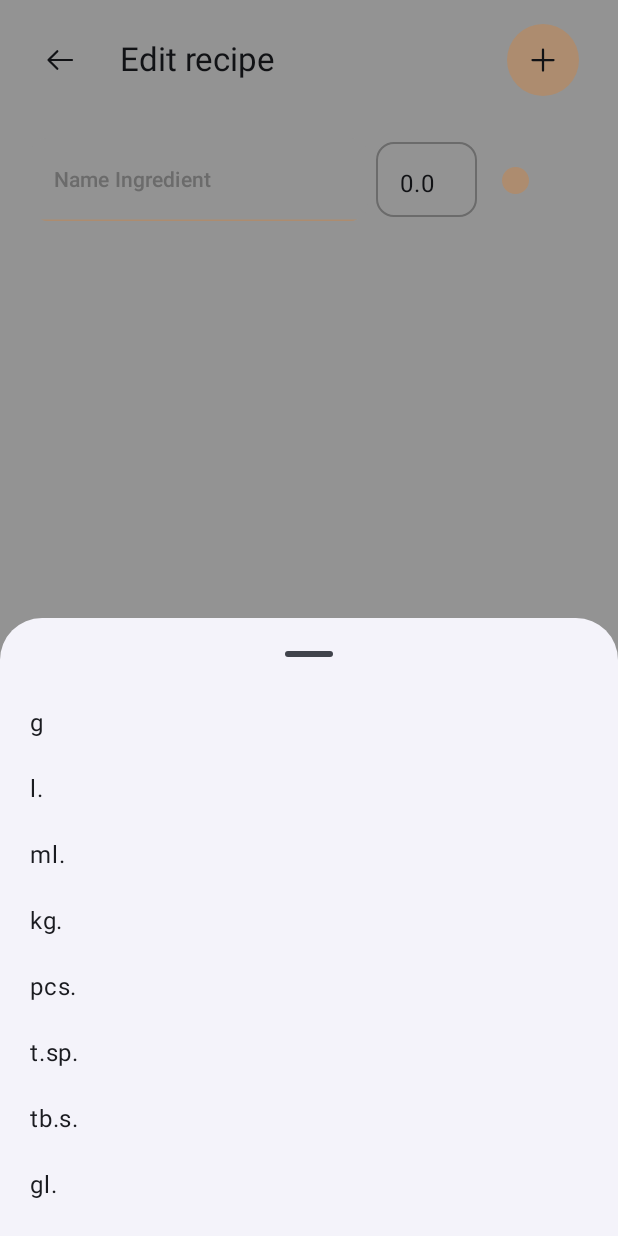
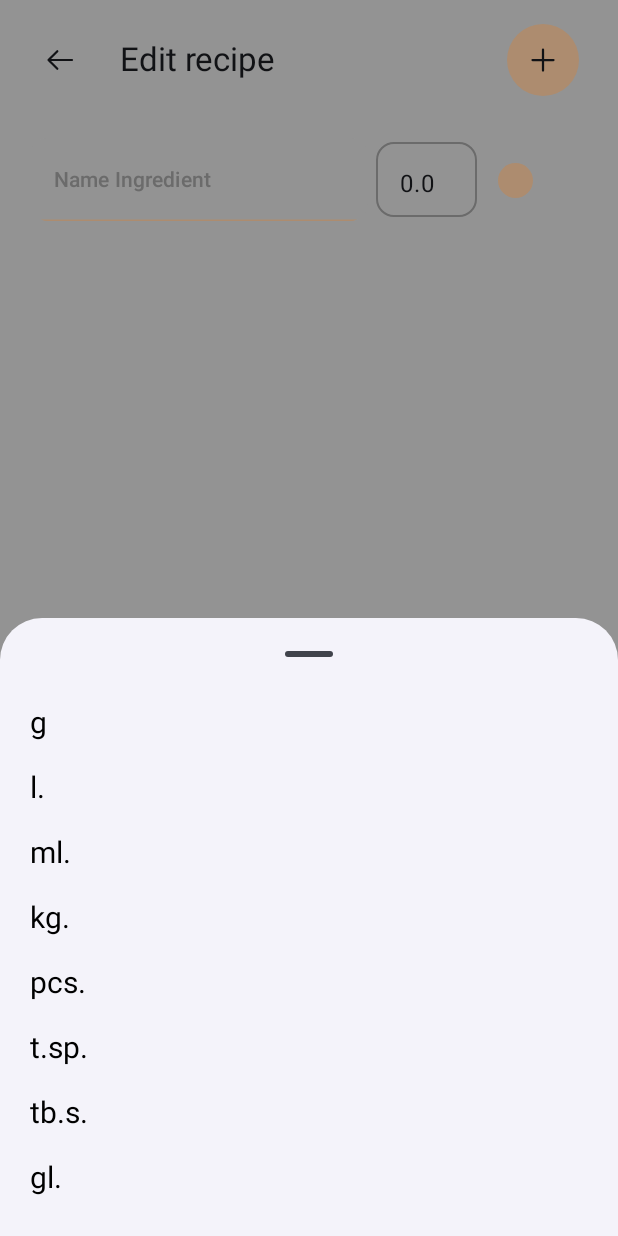
Before and after one commit to 070boroda/KitchenCalculator, an Android app built with Jetpack Compose: the composable RecipeUpdateScreen shown on its own in the app's theme, after a tap on "contentDescription", on a phone screen of 412 x 824 dp. Run offline under Robolectric (Android 15) with nearby library versions, the phone set to English and light mode, and no system bars; our stand-ins replace AdMob, Dagger/Hilt's generated code, Room's generated code, livedata-compose; libraries missing offline, so code that uses them is left out: com.android.billingclient, com.google.firebase.crashlytics; pictures from the network do not load; 8 statements that could not run were skipped; 2 other taps on this screen came first.

Commit message:
[CC-028] - refactor

```diff
--- a/app/src/main/java/com/zelianko/kitchencalculator/recipe_add_screen/RecipeAddScreen.kt
+++ b/app/src/main/java/com/zelianko/kitchencalculator/recipe_add_screen/RecipeAddScreen.kt
@@ -64,13 +64,14 @@ import androidx.compose.ui.platform.LocalContext
 import androidx.compose.ui.res.colorResource
 import androidx.compose.ui.res.stringResource
 import androidx.compose.ui.res.vectorResource
+import androidx.compose.ui.text.TextStyle
 import androidx.compose.ui.text.input.KeyboardType
 import androidx.compose.ui.unit.dp
+import androidx.compose.ui.unit.sp
 import androidx.hilt.navigation.compose.hiltViewModel
 import coil.compose.AsyncImage
 import com.zelianko.kitchencalculator.R
 import com.zelianko.kitchencalculator.constants.StringConstants
-import com.zelianko.kitchencalculator.constants.StringConstants.Companion.MONTHLY
 import com.zelianko.kitchencalculator.google_ads.GoogleBannerAd
 import com.zelianko.kitchencalculator.subscriptions.BillingViewModel
 import com.zelianko.kitchencalculator.util.Routes
@@ -445,7 +446,7 @@ fun IngredientsRow(
                     imageVector = Icons.Filled.Check,
                     contentDescription = "contentDescription",
                     modifier = Modifier
-                        .size(18.dp)
+                        .size(23.dp)
                         .background(colorResource(id = R.color.orange_primary), CircleShape)
                         .padding(2.dp),
                     tint = colorResource(id = R.color.orange_primary)
@@ -540,14 +541,20 @@ fun WeightList(
                         imageVector = Icons.Filled.Check,
                         contentDescription = "contentDescription",
                         modifier = Modifier
-                            .size(10.dp)
+                            .size(14.dp)
                             .background(colorResource(id = R.color.orange_primary), CircleShape)
                             .padding(2.dp),
                         tint = colorResource(id = R.color.orange_primary)
                     )
                     Spacer(modifier = Modifier.width(3.dp))
                 }
-                Text(text = it)
+                Text(
+                    text = it,
+                    style = TextStyle(
+                        color = Color.Black,
+                        fontSize = 20.sp
+                    )
+                )
             }
         }
     }
--- a/app/src/main/java/com/zelianko/kitchencalculator/recipe_update_screen/RecipeUpdateScreen.kt
+++ b/app/src/main/java/com/zelianko/kitchencalculator/recipe_update_screen/RecipeUpdateScreen.kt
@@ -59,8 +59,11 @@ import androidx.compose.ui.platform.LocalContext
 import androidx.compose.ui.res.colorResource
 import androidx.compose.ui.res.stringResource
 import androidx.compose.ui.res.vectorResource
+import androidx.compose.ui.text.TextStyle
+import androidx.compose.ui.text.font.FontWeight
 import androidx.compose.ui.text.input.KeyboardType
 import androidx.compose.ui.unit.dp
+import androidx.compose.ui.unit.sp
 import androidx.core.net.toUri
 import androidx.hilt.navigation.compose.hiltViewModel
 import coil.compose.AsyncImage
@@ -446,7 +449,7 @@ fun IngredientsRow(
                     imageVector = Icons.Filled.Check,
                     contentDescription = "contentDescription",
                     modifier = Modifier
-                        .size(18.dp)
+                        .size(23.dp)
                         .background(colorResource(id = R.color.orange_primary), CircleShape)
                         .padding(2.dp),
                     tint = colorResource(id = R.color.orange_primary)
@@ -540,14 +543,19 @@ fun WeightList(
                         imageVector = Icons.Filled.Check,
                         contentDescription = "contentDescription",
                         modifier = Modifier
-                            .size(10.dp)
+                            .size(14.dp)
                             .background(colorResource(id = R.color.orange_primary), CircleShape)
                             .padding(2.dp),
                         tint = colorResource(id = R.color.orange_primary)
                     )
                     Spacer(modifier = Modifier.width(3.dp))
                 }
-                Text(text = it)
+                Text(text = it,
+                    style = TextStyle(
+                        color = Color.Black,
+                        fontSize = 20.sp
+                    )
+                )
             }
         }
     }
```
